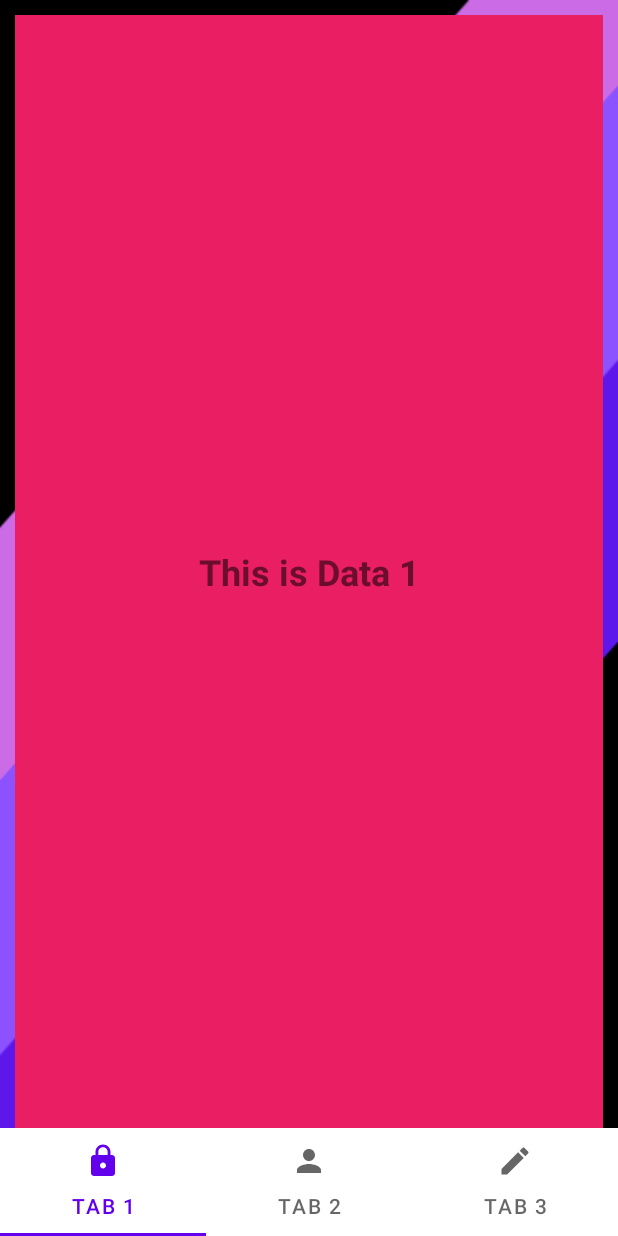
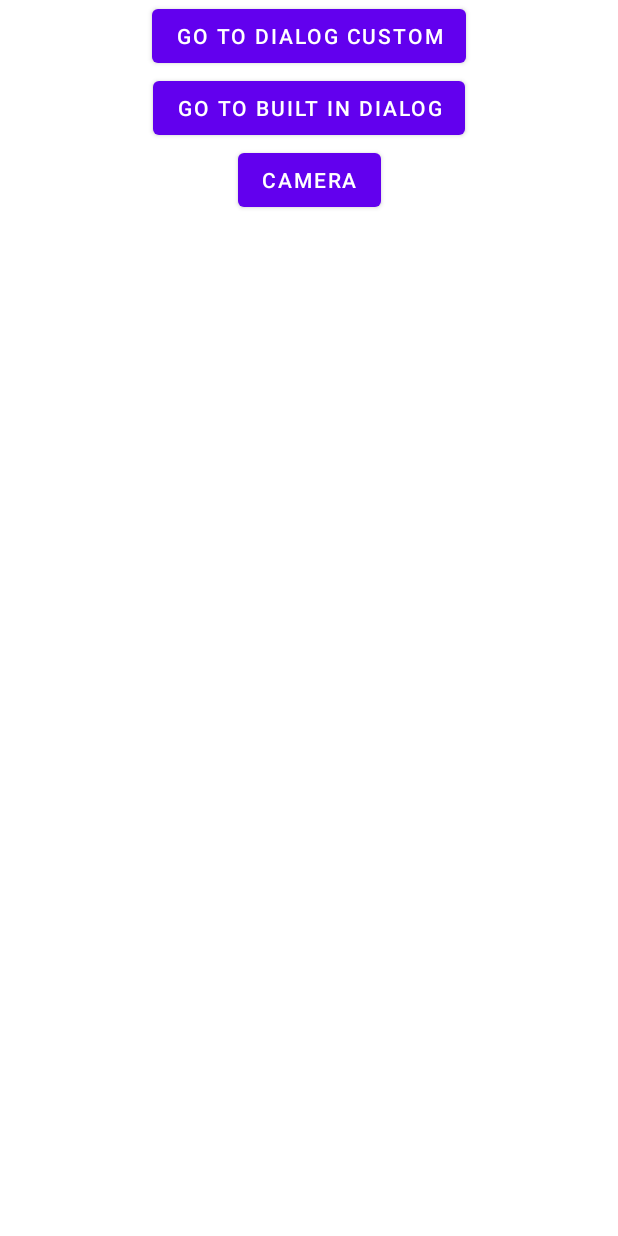
Before and after one commit to jayaustin1122/kodego_InventoryApp_BobisJayAustin, an Android app: the screen it shows after launch (TestActivity before the commit, sample1PermissionsBuiltinDialog after it), on a phone screen of 412 x 824 dp. Run offline under Robolectric (Android 15) with nearby library versions, the phone set to English and light mode, and no system bars; libraries missing offline, so code that uses them is left out: com.karumi.dexter.

Commit message:
Initial Commit

```diff
--- a/app/build.gradle
+++ b/app/build.gradle
@@ -44,4 +44,5 @@ dependencies {
     testImplementation 'junit:junit:4.13.2'
     androidTestImplementation 'androidx.test.ext:junit:1.1.3'
     androidTestImplementation 'androidx.test.espresso:espresso-core:3.4.0'
+    implementation 'com.karumi:dexter:6.2.2'
 }
--- a/app/src/main/java/com/kodeog/inventory/app/bobisjay/TestActivity.kt
+++ b/app/src/main/java/com/kodeog/inventory/app/bobisjay/TestActivity.kt
@@ -37,7 +37,7 @@ class TestActivity : AppCompatActivity() {
         fragmentTwo.arguments = bundle2
 
         var bundle3 = Bundle()
-        bundle3.putString("data3",myData3)
+        bundle3 .putString("data3",myData3)
         fragmentThree.arguments = bundle3
         // to call the initial fragment display in screen
         supportFragmentManager.beginTransaction().apply {
--- /dev/null
+++ b/app/src/main/java/com/kodeog/inventory/app/bobisjay/sample1PermissionsBuiltinDialog.kt
@@ -0,0 +1,96 @@
+package com.kodeog.inventory.app.bobisjay
+
+import android.Manifest
+import android.app.AlertDialog
+import android.app.Dialog
+import android.content.Intent
+import androidx.appcompat.app.AppCompatActivity
+import android.os.Bundle
+import android.provider.MediaStore
+import android.widget.Toast
+import com.karumi.dexter.Dexter
+import com.karumi.dexter.PermissionToken
+import com.karumi.dexter.listener.PermissionDeniedResponse
+import com.karumi.dexter.listener.PermissionGrantedResponse
+import com.karumi.dexter.listener.PermissionRequest
+import com.karumi.dexter.listener.single.PermissionListener
+import com.kodeog.inventory.app.bobisjay.databinding.ActivitySample1PermissionsBuiltinDialogBinding
+import com.kodeog.inventory.app.bobisjay.databinding.CustomSampleDialogBinding
+
+class sample1PermissionsBuiltinDialog : AppCompatActivity() {
+    lateinit var binding: ActivitySample1PermissionsBuiltinDialogBinding
+    override fun onCreate(savedInstanceState: Bundle?) {
+        super.onCreate(savedInstanceState)
+        binding = ActivitySample1PermissionsBuiltinDialogBinding.inflate(layoutInflater)
+        setContentView(binding.root)
+
+        binding.btnCustomDialog.setOnClickListener() {
+            //calling customDialog onclick of btnsample
+            showCustomDialog()
+        }
+        binding.btnBuiltInDialog.setOnClickListener() {
+            showBuiltInDialog()
+        }
+        binding.btnSamplePermission.setOnClickListener(){
+            showCamera()
+        }
+    }
+
+    private fun showCamera() {
+        Dexter.withContext(this).withPermission(
+            Manifest.permission.CAMERA
+        ).withListener(object : PermissionListener{
+            override fun onPermissionGranted(p0: PermissionGrantedResponse?) {
+                Toast.makeText(applicationContext, "Camera Permission Granted", Toast.LENGTH_SHORT)
+                    .show()
+                //show camera
+                val cameraIntent = Intent(MediaStore.ACTION_IMAGE_CAPTURE)
+                startActivity(cameraIntent)
+            }
+
+            override fun onPermissionDenied(p0: PermissionDeniedResponse?) {
+                Toast.makeText(applicationContext, "Camera Permission Denied", Toast.LENGTH_SHORT)
+                    .show()
+            }
+
+            override fun onPermissionRationaleShouldBeShown(
+                request : PermissionRequest?,
+                token: PermissionToken?
+            ) {
+                token?.continuePermissionRequest()
+            }
+
+        }).onSameThread().check() // to show the permission
+    }
+
+    // Built in Dialog
+    private fun showBuiltInDialog() {
+        AlertDialog.Builder(this).setMessage("This is a Dialog")
+            .setPositiveButton("Positive Button") { dialog, item ->
+                Toast.makeText(applicationContext, "Positive Button Click!", Toast.LENGTH_SHORT)
+                    .show()
+            }
+            .setNegativeButton("Negative Button") { dialog, item ->
+                Toast.makeText(applicationContext, "Negative Button Click!", Toast.LENGTH_SHORT)
+                    .show()
+            }.show()
+        }
+    // Custom Dialog
+    private fun showCustomDialog(){
+        //binding the dialog xml
+        val customDialog: Dialog = Dialog(this)
+        var dialogBinding : CustomSampleDialogBinding = CustomSampleDialogBinding.inflate(layoutInflater)
+        customDialog.setContentView(dialogBinding.root)
+
+
+        //calling buttons yes and no
+
+        dialogBinding.btnYes.setOnClickListener() {
+            customDialog.dismiss()
+        }
+        dialogBinding.btnNo.setOnClickListener(){
+            Toast.makeText(applicationContext, "Ok Enjoy", Toast.LENGTH_SHORT).show()
+        }
+        customDialog.show()
+    }
+}
--- /dev/null
+++ b/app/src/main/res/layout/activity_sample1_permissions_builtin_dialog.xml
@@ -0,0 +1,35 @@
+<?xml version="1.0" encoding="utf-8"?>
+<androidx.constraintlayout.widget.ConstraintLayout xmlns:android="http://schemas.android.com/apk/res/android"
+    xmlns:app="http://schemas.android.com/apk/res-auto"
+    xmlns:tools="http://schemas.android.com/tools"
+    android:layout_width="match_parent"
+    android:layout_height="match_parent"
+    tools:context=".sample1PermissionsBuiltinDialog">
+
+    <Button
+        android:id="@+id/btnCustomDialog"
+        android:layout_width="wrap_content"
+        android:layout_height="wrap_content"
+        android:text="Go to Dialog Custom"
+        app:layout_constraintEnd_toEndOf="parent"
+        app:layout_constraintStart_toStartOf="parent"
+        app:layout_constraintTop_toTopOf="parent" />
+
+    <Button
+        android:id="@+id/btnBuiltInDialog"
+        android:layout_width="wrap_content"
+        android:layout_height="wrap_content"
+        android:text="go to built in dialog"
+        app:layout_constraintEnd_toEndOf="parent"
+        app:layout_constraintStart_toStartOf="parent"
+        app:layout_constraintTop_toBottomOf="@+id/btnCustomDialog" />
+
+    <Button
+        android:id="@+id/btnSamplePermission"
+        android:layout_width="wrap_content"
+        android:layout_height="wrap_content"
+        android:text="Camera"
+        app:layout_constraintEnd_toEndOf="parent"
+        app:layout_constraintStart_toStartOf="parent"
+        app:layout_constraintTop_toBottomOf="@+id/btnBuiltInDialog" />
+</androidx.constraintlayout.widget.ConstraintLayout>
```
Also changed, not shown: app/src/main/AndroidManifest.xml (+14 -9 lines), app/src/main/res/layout/custom_sample_dialog.xml (added, +50 -0 lines).
